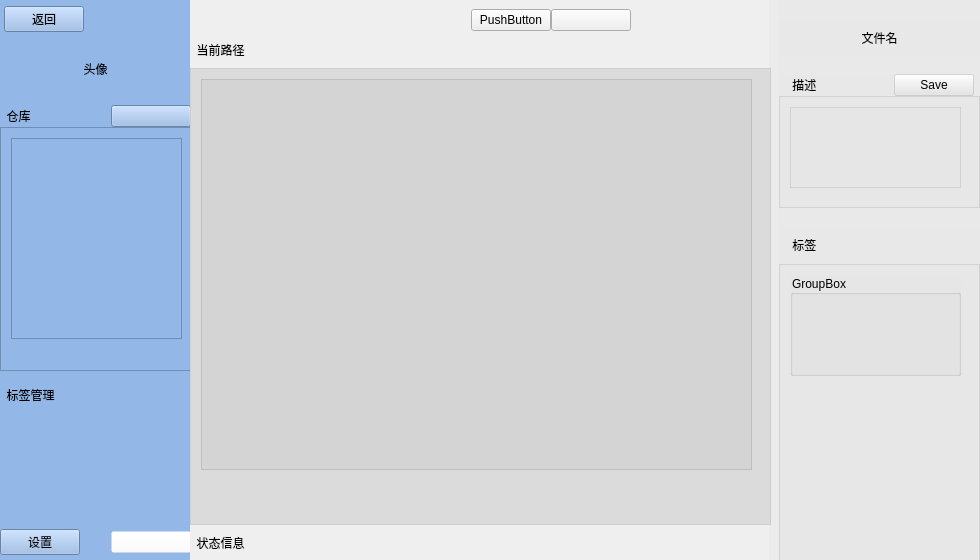
Old version of the form FileManager/UI/Main.ui in the repository Mr-Wes/PythonProjects.
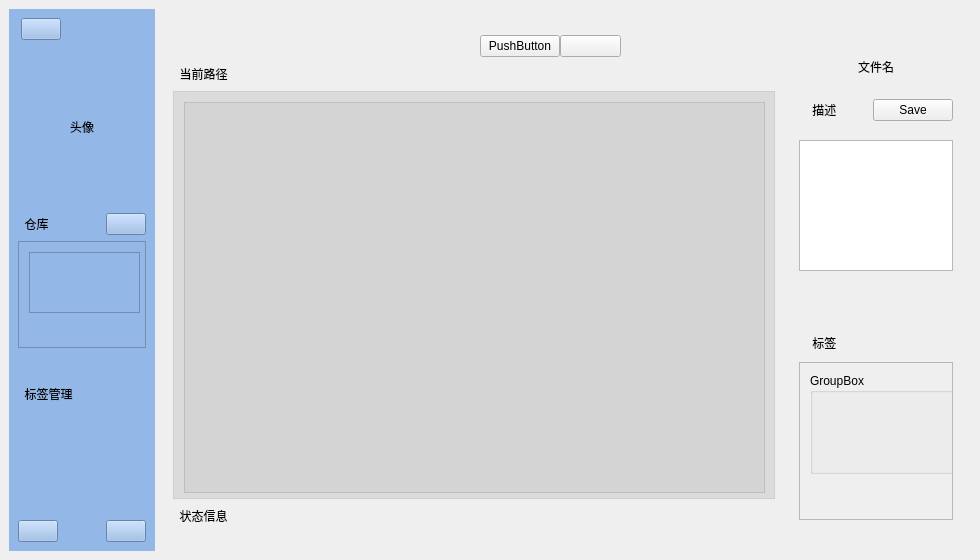
New version of the form. Icons and pictures are not drawn.

What changed in the file:
```diff
--- a/FileManager/UI/Main.ui
+++ b/FileManager/UI/Main.ui
@@ -23,46 +23,30 @@
    <string notr="true"/>
   </property>
   <widget class="QWidget" name="centralwidget">
-   <widget class="QWidget" name="widget" native="true">
-    <property name="geometry">
-     <rect>
-      <x>0</x>
-      <y>0</y>
-      <width>190</width>
-      <height>560</height>
-     </rect>
+   <layout class="QHBoxLayout" name="horizontalLayout_2" stretch="15,83">
+    <property name="spacing">
+     <number>0</number>
+    </property>
+    <item>
+     <widget class="QWidget" name="widget_1" native="true">
+      <property name="maximumSize">
+       <size>
+        <width>146</width>
+        <height>16777215</height>
+       </size>
     </property>
     <property name="styleSheet">
      <string notr="true">background-color: rgb(147, 183, 231);</string>
     </property>
-    <widget class="QWidget" name="layoutWidget">
-     <property name="geometry">
-      <rect>
-       <x>0</x>
-       <y>0</y>
-       <width>191</width>
-       <height>561</height>
-      </rect>
-     </property>
-     <layout class="QVBoxLayout" name="meanLayout" stretch="1,4,2,8,2,4,40,2,4,20,4,1">
+      <layout class="QVBoxLayout" name="verticalLayout" stretch="10,10,40,10,10,40,10,10,40,10">
       <property name="spacing">
-       <number>0</number>
-      </property>
-      <item>
-       <spacer name="verticalSpacer_5">
-        <property name="orientation">
-         <enum>Qt::Vertical</enum>
-        </property>
-        <property name="sizeHint" stdset="0">
-         <size>
-          <width>20</width>
-          <height>40</height>
-         </size>
-        </property>
-       </spacer>
-      </item>
+        <number>6</number>
+       </property>
+       <property name="rightMargin">
+        <number>9</number>
+       </property>
       <item>
-       <layout class="QHBoxLayout" name="horizontalLayout_3" stretch="1,5,30">
+        <layout class="QHBoxLayout" name="horizontalLayout_1" stretch="1,5,30">
         <item>
          <spacer name="horizontalSpacer_3">
           <property name="orientation">
@@ -78,8 +62,13 @@
         </item>
         <item>
          <widget class="QPushButton" name="bt_mean_min">
+           <property name="styleSheet">
+            <string notr="true">background-image: url(:/b_return.png);
+background-position:center;
+background-repeat:no-repeat;</string>
+           </property>
           <property name="text">
-           <string>返回</string>
+            <string/>
           </property>
          </widget>
         </item>
@@ -99,20 +88,25 @@
        </layout>
       </item>
       <item>
-       <spacer name="verticalSpacer_6">
+        <spacer name="verticalSpacer_8">
         <property name="orientation">
          <enum>Qt::Vertical</enum>
         </property>
         <property name="sizeHint" stdset="0">
          <size>
           <width>20</width>
-          <height>40</height>
+           <height>45</height>
          </size>
         </property>
        </spacer>
       </item>
       <item>
        <widget class="QLabel" name="lb_mean_icon">
+         <property name="styleSheet">
+          <string notr="true">background-image: url(:/i_head.png);
+background-position:center;
+background-repeat:no-repeat;</string>
+         </property>
         <property name="text">
          <string>头像</string>
         </property>
@@ -122,7 +116,7 @@
        </widget>
       </item>
       <item>
-       <spacer name="verticalSpacer_7">
+        <spacer name="verticalSpacer_4">
         <property name="orientation">
          <enum>Qt::Vertical</enum>
         </property>
@@ -135,7 +129,7 @@
        </spacer>
       </item>
       <item>
-       <layout class="QHBoxLayout" name="horizontalLayout_4" stretch="1,5,1">
+        <layout class="QHBoxLayout" name="horizontalLayout_20" stretch="1,5,1">
         <item>
          <widget class="QLabel" name="lb_mean_reps">
           <property name="text">
@@ -164,7 +158,7 @@
 background-repeat:no-repeat;</string>
           </property>
           <property name="text">
-           <string>        </string>
+            <string/>
           </property>
           <property name="iconSize">
            <size>
@@ -186,8 +180,8 @@
           <rect>
            <x>0</x>
            <y>0</y>
-           <width>187</width>
-           <height>240</height>
+            <width>126</width>
+            <height>97</height>
           </rect>
          </property>
          <widget class="QListView" name="lv_mean_reps">
@@ -195,8 +189,8 @@
            <rect>
             <x>10</x>
             <y>10</y>
-            <width>171</width>
-            <height>201</height>
+             <width>111</width>
+             <height>61</height>
            </rect>
           </property>
          </widget>
@@ -204,14 +198,14 @@
        </widget>
       </item>
       <item>
-       <spacer name="verticalSpacer_8">
+        <spacer name="verticalSpacer_7">
         <property name="orientation">
          <enum>Qt::Vertical</enum>
         </property>
         <property name="sizeHint" stdset="0">
          <size>
           <width>20</width>
-          <height>40</height>
+           <height>56</height>
          </size>
         </property>
        </spacer>
@@ -224,24 +218,29 @@
        </widget>
       </item>
       <item>
-       <spacer name="verticalSpacer_4">
+        <spacer name="verticalSpacer_9">
         <property name="orientation">
          <enum>Qt::Vertical</enum>
         </property>
         <property name="sizeHint" stdset="0">
          <size>
           <width>20</width>
-          <height>40</height>
+           <height>56</height>
          </size>
         </property>
        </spacer>
       </item>
       <item>
-       <layout class="QHBoxLayout" name="horizontalLayout_5">
+        <layout class="QHBoxLayout" name="horizontalLayout_3">
         <item>
          <widget class="QPushButton" name="bt_mean_seting">
+           <property name="styleSheet">
+            <string notr="true">background-image: url(:/b_seting.png);
+background-position:center;
+background-repeat:no-repeat;</string>
+           </property>
           <property name="text">
-           <string>设置</string>
+            <string/>
           </property>
          </widget>
         </item>
@@ -262,13 +261,11 @@
          <widget class="QPushButton" name="bt_mean_exit">
           <property name="styleSheet">
            <string notr="true">background-image: url(:/b_exit.png);
-border-color: rgba(255, 255, 255, 0);
-background-color: rgba(255, 255, 255, 0);
 background-position:center;
 background-repeat:no-repeat;</string>
           </property>
           <property name="text">
-           <string>        </string>
+            <string/>
           </property>
           <property name="autoRepeat">
            <bool>false</bool>
@@ -277,31 +274,11 @@
         </item>
        </layout>
       </item>
-      <item>
-       <spacer name="verticalSpacer_9">
-        <property name="orientation">
-         <enum>Qt::Vertical</enum>
-        </property>
-        <property name="sizeHint" stdset="0">
-         <size>
-          <width>20</width>
-          <height>40</height>
-         </size>
-        </property>
-       </spacer>
-      </item>
-     </layout>
-    </widget>
-   </widget>
+      </layout>
+     </widget>
+    </item>
+    <item>
    <widget class="QWidget" name="widget_2" native="true">
-    <property name="geometry">
-     <rect>
-      <x>190</x>
-      <y>0</y>
-      <width>790</width>
-      <height>560</height>
-     </rect>
-    </property>
     <property name="sizePolicy">
      <sizepolicy hsizetype="Preferred" vsizetype="Preferred">
       <horstretch>0</horstretch>
@@ -312,191 +289,16 @@
      <string notr="true">background-image: url(:/background.jpg);
 background-repeat:no-repeat;
 background-position:center;
-background-size:790px,560px</string>
-    </property>
-    <widget class="QWidget" name="widget_3" native="true">
-     <property name="geometry">
-      <rect>
-       <x>579</x>
-       <y>0</y>
-       <width>211</width>
-       <height>560</height>
-      </rect>
-     </property>
+</string>
+      </property>
+      <layout class="QHBoxLayout" name="horizontalLayout_5" stretch="65,18">
+       <property name="leftMargin">
+        <number>9</number>
+       </property>
+       <item>
+        <widget class="QWidget" name="widget_2" native="true">
      <property name="styleSheet">
-      <string notr="true">background-color: rgba(229, 229, 229, 100);</string>
-     </property>
-     <widget class="QWidget" name="layoutWidget_3">
-      <property name="geometry">
-       <rect>
-        <x>10</x>
-        <y>0</y>
-        <width>201</width>
-        <height>561</height>
-       </rect>
-      </property>
-      <layout class="QVBoxLayout" name="detailLayout" stretch="1,2,1,2,6,1,2,16">
-       <property name="spacing">
-        <number>0</number>
-       </property>
-       <item>
-        <spacer name="verticalSpacer_3">
-         <property name="orientation">
-          <enum>Qt::Vertical</enum>
-         </property>
-         <property name="sizeHint" stdset="0">
-          <size>
-           <width>20</width>
-           <height>40</height>
-          </size>
-         </property>
-        </spacer>
-       </item>
-       <item>
-        <widget class="QLabel" name="lb_detail_filename">
-         <property name="text">
-          <string>文件名</string>
-         </property>
-         <property name="alignment">
-          <set>Qt::AlignCenter</set>
-         </property>
-        </widget>
-       </item>
-       <item>
-        <spacer name="verticalSpacer">
-         <property name="orientation">
-          <enum>Qt::Vertical</enum>
-         </property>
-         <property name="sizeHint" stdset="0">
-          <size>
-           <width>20</width>
-           <height>40</height>
-          </size>
-         </property>
-        </spacer>
-       </item>
-       <item>
-        <layout class="QHBoxLayout" name="horizontalLayout" stretch="20,3,1">
-         <item>
-          <widget class="QLabel" name="lb_detail_describe">
-           <property name="text">
-            <string>    描述    </string>
-           </property>
-          </widget>
-         </item>
-         <item>
-          <widget class="QPushButton" name="bt_detail_describe_save">
-           <property name="text">
-            <string>Save</string>
-           </property>
-          </widget>
-         </item>
-         <item>
-          <spacer name="horizontalSpacer">
-           <property name="orientation">
-            <enum>Qt::Horizontal</enum>
-           </property>
-           <property name="sizeHint" stdset="0">
-            <size>
-             <width>40</width>
-             <height>20</height>
-            </size>
-           </property>
-          </spacer>
-         </item>
-        </layout>
-       </item>
-       <item>
-        <widget class="QScrollArea" name="sa_detail_describe">
-         <property name="widgetResizable">
-          <bool>true</bool>
-         </property>
-         <widget class="QWidget" name="scrollAreaWidgetContents">
-          <property name="geometry">
-           <rect>
-            <x>0</x>
-            <y>0</y>
-            <width>197</width>
-            <height>106</height>
-           </rect>
-          </property>
-          <widget class="QTextEdit" name="tf_detail_describr">
-           <property name="geometry">
-            <rect>
-             <x>10</x>
-             <y>10</y>
-             <width>171</width>
-             <height>81</height>
-            </rect>
-           </property>
-          </widget>
-         </widget>
-        </widget>
-       </item>
-       <item>
-        <spacer name="verticalSpacer_2">
-         <property name="orientation">
-          <enum>Qt::Vertical</enum>
-         </property>
-         <property name="sizeHint" stdset="0">
-          <size>
-           <width>20</width>
-           <height>40</height>
-          </size>
-         </property>
-        </spacer>
-       </item>
-       <item>
-        <widget class="QLabel" name="lb_detail_mark">
-         <property name="text">
-          <string>    标签</string>
-         </property>
-         <property name="alignment">
-          <set>Qt::AlignLeading|Qt::AlignLeft|Qt::AlignVCenter</set>
-         </property>
-        </widget>
-       </item>
-       <item>
-        <widget class="QScrollArea" name="sa_detail_marks">
-         <property name="widgetResizable">
-          <bool>true</bool>
-         </property>
-         <widget class="QWidget" name="scrollAreaWidgetContents_2">
-          <property name="geometry">
-           <rect>
-            <x>0</x>
-            <y>0</y>
-            <width>197</width>
-            <height>287</height>
-           </rect>
-          </property>
-          <widget class="QGroupBox" name="gb1">
-           <property name="geometry">
-            <rect>
-             <x>10</x>
-             <y>10</y>
-             <width>171</width>
-             <height>101</height>
-            </rect>
-           </property>
-           <property name="title">
-            <string>GroupBox</string>
-           </property>
-          </widget>
-         </widget>
-        </widget>
-       </item>
-      </layout>
-     </widget>
-    </widget>
-    <widget class="QWidget" name="layoutWidget_2">
-     <property name="geometry">
-      <rect>
-       <x>0</x>
-       <y>0</y>
-       <width>581</width>
-       <height>561</height>
-      </rect>
+          <string notr="true"/>
      </property>
      <layout class="QVBoxLayout" name="mainLayout" stretch="1,2,1,2,1,50,1,1,1">
       <property name="spacing">
@@ -545,7 +347,7 @@
 background-repeat:no-repeat;</string>
           </property>
           <property name="text">
-           <string>        </string>
+               <string/>
           </property>
           <property name="iconSize">
            <size>
@@ -625,8 +427,8 @@
           <rect>
            <x>0</x>
            <y>0</y>
-           <width>577</width>
-           <height>456</height>
+               <width>593</width>
+               <height>410</height>
           </rect>
          </property>
          <property name="styleSheet">
@@ -637,7 +439,7 @@
            <rect>
             <x>10</x>
             <y>10</y>
-            <width>551</width>
+                <width>581</width>
             <height>391</height>
            </rect>
           </property>
@@ -680,7 +482,156 @@
       </item>
      </layout>
     </widget>
-   </widget>
+       </item>
+       <item>
+        <widget class="QWidget" name="widget_3" native="true">
+         <property name="styleSheet">
+          <string notr="true"/>
+         </property>
+         <layout class="QVBoxLayout" name="verticalLayout_2" stretch="5,20,10,5,50,20,10,60,5">
+          <item>
+           <spacer name="verticalSpacer_3">
+            <property name="orientation">
+             <enum>Qt::Vertical</enum>
+            </property>
+            <property name="sizeHint" stdset="0">
+             <size>
+              <width>20</width>
+              <height>64</height>
+             </size>
+            </property>
+           </spacer>
+          </item>
+          <item>
+           <widget class="QLabel" name="lb_detail_filename">
+            <property name="text">
+             <string>文件名</string>
+            </property>
+            <property name="alignment">
+             <set>Qt::AlignCenter</set>
+            </property>
+           </widget>
+          </item>
+          <item>
+           <layout class="QHBoxLayout" name="horizontalLayout" stretch="20,20,3">
+            <item>
+             <widget class="QLabel" name="lb_detail_describe">
+              <property name="text">
+               <string>    描述    </string>
+              </property>
+             </widget>
+            </item>
+            <item>
+             <spacer name="horizontalSpacer">
+              <property name="orientation">
+               <enum>Qt::Horizontal</enum>
+              </property>
+              <property name="sizeHint" stdset="0">
+               <size>
+                <width>40</width>
+                <height>20</height>
+               </size>
+              </property>
+             </spacer>
+            </item>
+            <item>
+             <widget class="QPushButton" name="bt_detail_describe_save">
+              <property name="text">
+               <string>Save</string>
+              </property>
+             </widget>
+            </item>
+           </layout>
+          </item>
+          <item>
+           <spacer name="verticalSpacer">
+            <property name="orientation">
+             <enum>Qt::Vertical</enum>
+            </property>
+            <property name="sizeHint" stdset="0">
+             <size>
+              <width>20</width>
+              <height>9</height>
+             </size>
+            </property>
+           </spacer>
+          </item>
+          <item>
+           <widget class="QTextEdit" name="textEdit"/>
+          </item>
+          <item>
+           <spacer name="verticalSpacer_2">
+            <property name="orientation">
+             <enum>Qt::Vertical</enum>
+            </property>
+            <property name="sizeHint" stdset="0">
+             <size>
+              <width>20</width>
+              <height>46</height>
+             </size>
+            </property>
+           </spacer>
+          </item>
+          <item>
+           <widget class="QLabel" name="lb_detail_mark">
+            <property name="text">
+             <string>    标签</string>
+            </property>
+            <property name="alignment">
+             <set>Qt::AlignLeading|Qt::AlignLeft|Qt::AlignVCenter</set>
+            </property>
+           </widget>
+          </item>
+          <item>
+           <widget class="QScrollArea" name="sa_detail_marks">
+            <property name="widgetResizable">
+             <bool>true</bool>
+            </property>
+            <widget class="QWidget" name="scrollAreaWidgetContents_2">
+             <property name="geometry">
+              <rect>
+               <x>0</x>
+               <y>0</y>
+               <width>159</width>
+               <height>147</height>
+              </rect>
+             </property>
+             <widget class="QGroupBox" name="gb1">
+              <property name="geometry">
+               <rect>
+                <x>10</x>
+                <y>10</y>
+                <width>171</width>
+                <height>101</height>
+               </rect>
+              </property>
+              <property name="title">
+               <string>GroupBox</string>
+              </property>
+             </widget>
+            </widget>
+           </widget>
+          </item>
+          <item>
+           <spacer name="verticalSpacer_6">
+            <property name="orientation">
+             <enum>Qt::Vertical</enum>
+            </property>
+            <property name="sizeHint" stdset="0">
+             <size>
+              <width>20</width>
+              <height>40</height>
+             </size>
+            </property>
+           </spacer>
+          </item>
+         </layout>
+        </widget>
+       </item>
+      </layout>
+     </widget>
+    </item>
+   </layout>
   </widget>
  </widget>
  <resources>
```
Left out of the diff: 19 changed lines with no effect on the pictures. Lines whose indentation alone changed are shown as unchanged.
